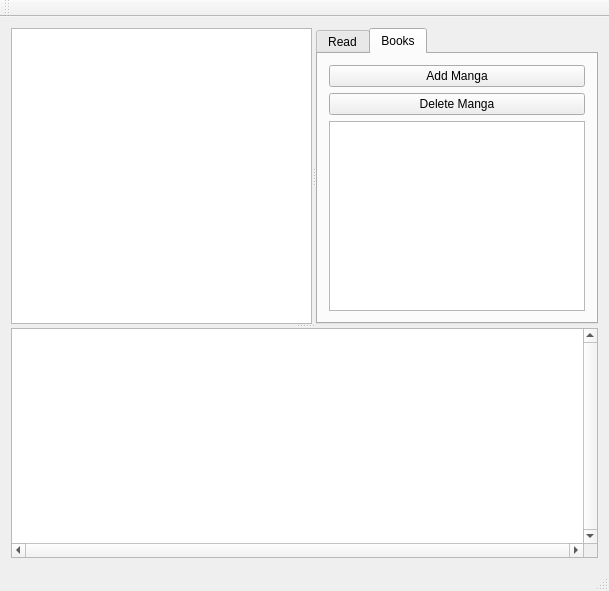
Above: mainwindow.ui from joe-broder15/mango before the change. Below: the same form after it.
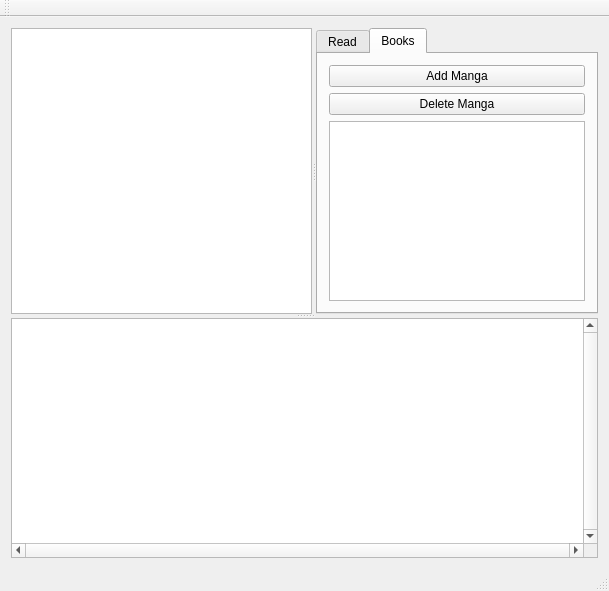
That is the form after the change.

Diff of the .ui file:
```diff
--- a/mainwindow.ui
+++ b/mainwindow.ui
@@ -256,7 +256,7 @@
        <property name="minimumSize">
         <size>
          <width>0</width>
-         <height>230</height>
+         <height>240</height>
         </size>
        </property>
        <property name="autoFillBackground">
```
